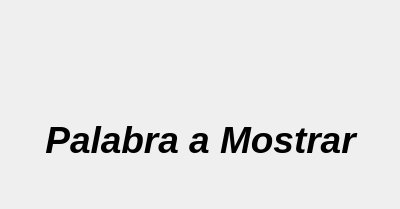
Above: Forms/showthinkingwrited.ui from JohansSosa89/Brain-Cemisid-v1.5 before the change. Below: the same form after it.
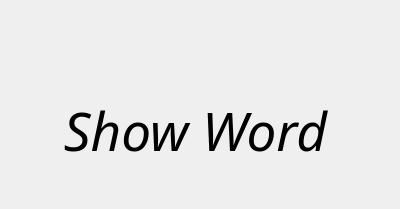
That is the form after the change. Icons and pictures are not drawn.

```diff
--- a/Forms/showthinkingwrited.ui
+++ b/Forms/showthinkingwrited.ui
@@ -16,21 +16,23 @@
   <widget class="QLabel" name="lblshowword">
    <property name="geometry">
     <rect>
-     <x>30</x>
-     <y>100</y>
-     <width>341</width>
+     <x>20</x>
+     <y>90</y>
+     <width>351</width>
      <height>81</height>
     </rect>
    </property>
    <property name="font">
     <font>
-     <pointsize>36</pointsize>
-     <weight>75</weight>
-     <bold>true</bold>
+     <family>Courier 10 Pitch</family>
+     <pointsize>40</pointsize>
+     <weight>50</weight>
+     <italic>false</italic>
+     <bold>false</bold>
     </font>
    </property>
    <property name="text">
-    <string>&lt;html&gt;&lt;head/&gt;&lt;body&gt;&lt;p align=&quot;center&quot;&gt;&lt;span style=&quot; font-size:28pt; font-weight:600; font-style:italic;&quot;&gt;Palabra a Mostrar&lt;/span&gt;&lt;/p&gt;&lt;/body&gt;&lt;/html&gt;</string>
+    <string>&lt;html&gt;&lt;head/&gt;&lt;body&gt;&lt;p align=&quot;center&quot;&gt;&lt;span style=&quot; font-style:italic;&quot;&gt;Show Word&lt;/span&gt;&lt;/p&gt;&lt;/body&gt;&lt;/html&gt;</string>
    </property>
    <property name="alignment">
     <set>Qt::AlignCenter</set>
@@ -39,10 +41,10 @@
   <widget class="QLabel" name="lblimagewrite">
    <property name="geometry">
     <rect>
-     <x>310</x>
+     <x>320</x>
      <y>20</y>
-     <width>67</width>
-     <height>51</height>
+     <width>61</width>
+     <height>61</height>
     </rect>
    </property>
    <property name="text">
```
Left out of the diff: 4 changed lines with no effect on the pictures.
